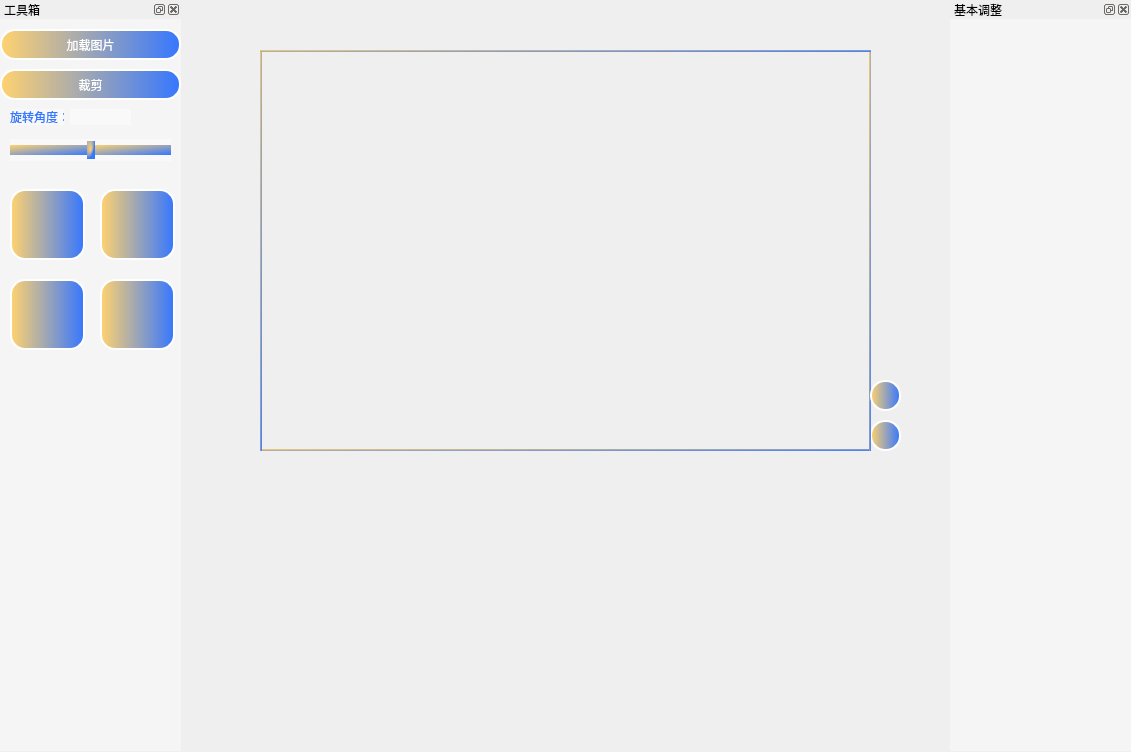
Above: qt_demo/mainwindow.ui from Signal-groupproject/digital_signal before the change. Below: the same form after it.
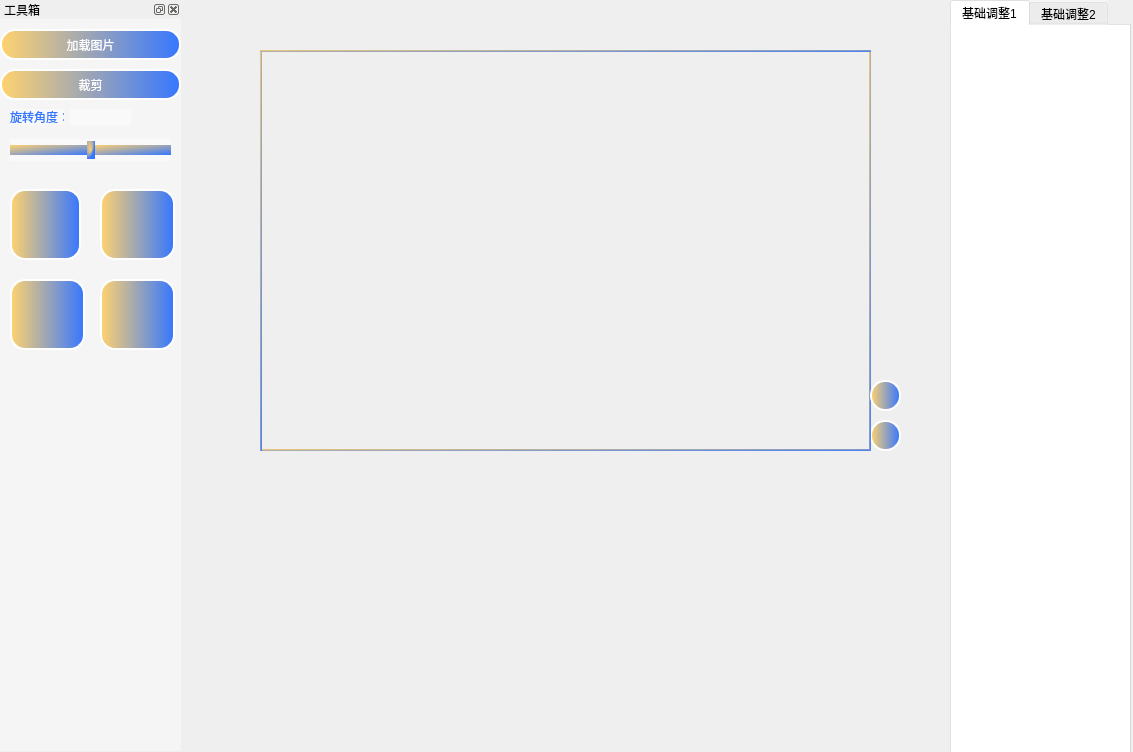
That is the form after the change. Icons and pictures are not drawn.

The edit to the form file:
```diff
--- a/qt_demo/mainwindow.ui
+++ b/qt_demo/mainwindow.ui
@@ -6,7 +6,7 @@
    <rect>
     <x>0</x>
     <y>0</y>
-    <width>1131</width>
+    <width>1133</width>
     <height>752</height>
    </rect>
   </property>
@@ -202,7 +202,7 @@
       <rect>
        <x>10</x>
        <y>170</y>
-       <width>75</width>
+       <width>71</width>
        <height>71</height>
       </rect>
      </property>
@@ -455,28 +455,31 @@
     </property>
    </widget>
   </widget>
-  <widget class="QDockWidget" name="dockWidget_2">
+  <widget class="QTabWidget" name="tabWidget">
    <property name="geometry">
     <rect>
      <x>950</x>
      <y>0</y>
      <width>181</width>
-     <height>751</height>
+     <height>761</height>
     </rect>
    </property>
-   <property name="minimumSize">
-    <size>
-     <width>172</width>
-     <height>111</height>
-    </size>
-   </property>
    <property name="styleSheet">
     <string notr="true">background-color: rgba(255, 255, 255, 100);</string>
    </property>
-   <property name="windowTitle">
-    <string>基本调整</string>
+   <property name="currentIndex">
+    <number>0</number>
    </property>
-   <widget class="QWidget" name="dockWidgetContents_2"/>
+   <widget class="QWidget" name="tab">
+    <attribute name="title">
+     <string>基础调整1</string>
+    </attribute>
+   </widget>
+   <widget class="QWidget" name="tab_2">
+    <attribute name="title">
+     <string>基础调整2</string>
+    </attribute>
+   </widget>
   </widget>
  </widget>
  <resources/>
```
Left out of the diff: 9 changed lines with no effect on the pictures.
